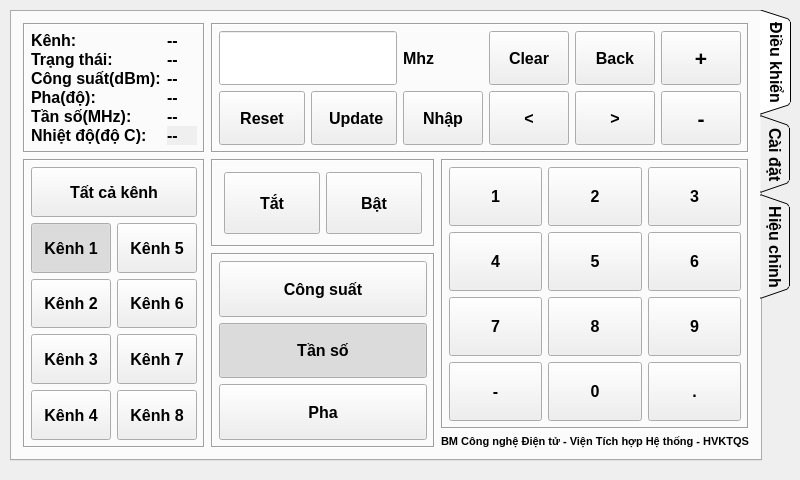
Qt form mainwindow.ui (kimphg/rasPi) before a commit.
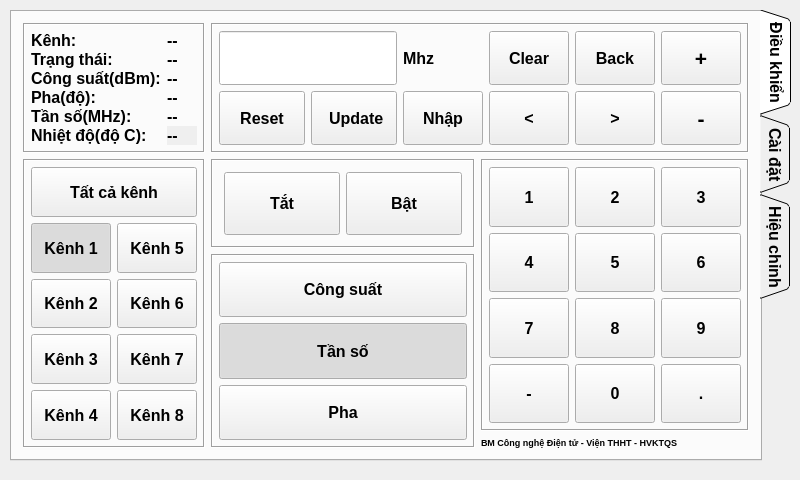
The same form after that commit. Icons and pictures are not drawn.

Diff of the .ui file:
```diff
--- a/mainwindow.ui
+++ b/mainwindow.ui
@@ -899,11 +899,11 @@
         </property>
         <property name="font">
          <font>
-          <pointsize>8</pointsize>
+          <pointsize>7</pointsize>
          </font>
         </property>
         <property name="text">
-         <string>BM Công nghệ Điện tử - Viện Tích hợp Hệ thống - HVKTQS</string>
+         <string>BM Công nghệ Điện tử - Viện THHT - HVKTQS</string>
         </property>
        </widget>
       </item>
```
